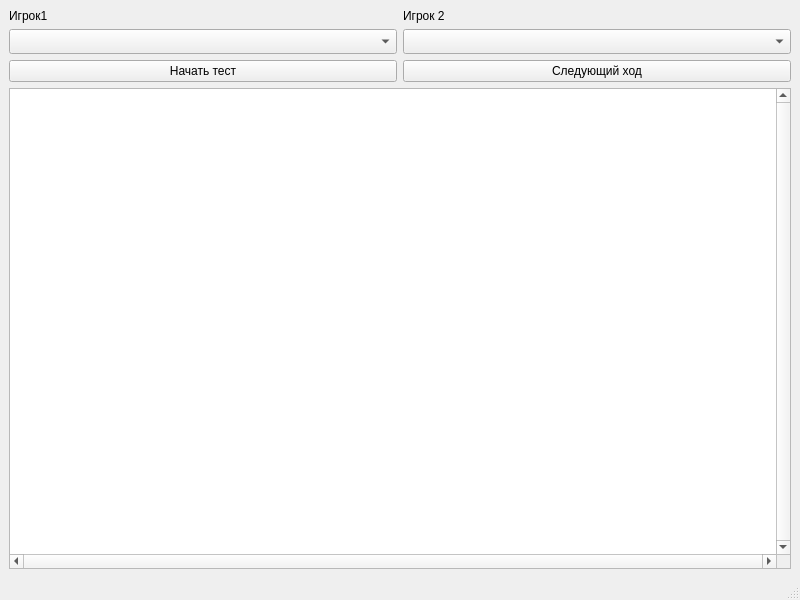
Before: the Qt Designer form step_fighter.ui in Lostinlongfile/Xox, drawn with Qt 5.
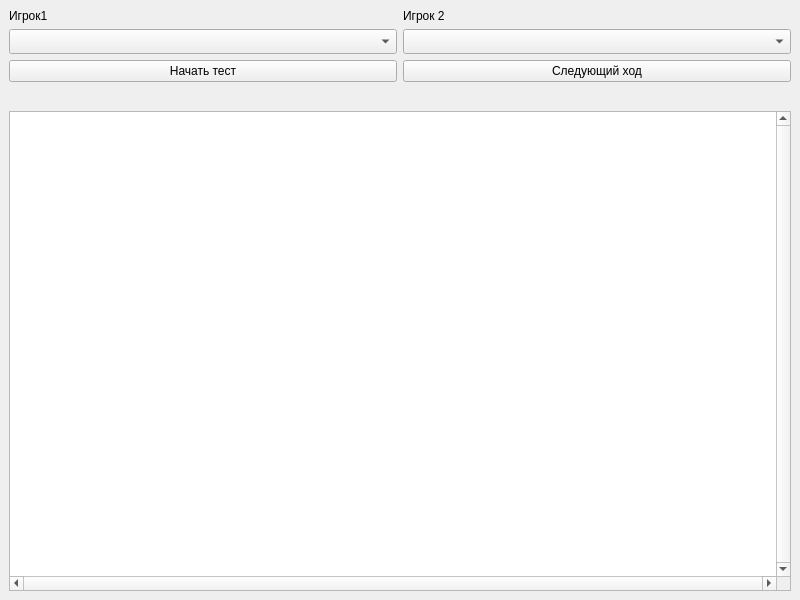
After: the same form once the commit is applied.

What changed in the file:
```diff
--- a/step_fighter.ui
+++ b/step_fighter.ui
@@ -68,7 +68,7 @@
       </property>
      </widget>
     </item>
-    <item row="4" column="0" colspan="2">
+    <item row="5" column="0" colspan="2">
      <widget class="QGraphicsView" name="graphicsView">
       <property name="verticalScrollBarPolicy">
        <enum>Qt::ScrollBarAlwaysOn</enum>
@@ -85,19 +85,23 @@
       </property>
      </widget>
     </item>
+    <item row="4" column="0" colspan="2">
+     <widget class="QLabel" name="label">
+      <property name="font">
+       <font>
+        <pointsize>11</pointsize>
+       </font>
+      </property>
+      <property name="text">
+       <string/>
+      </property>
+      <property name="alignment">
+       <set>Qt::AlignCenter</set>
+      </property>
+     </widget>
+    </item>
    </layout>
   </widget>
-  <widget class="QMenuBar" name="menubar">
-   <property name="geometry">
-    <rect>
-     <x>0</x>
-     <y>0</y>
-     <width>800</width>
-     <height>20</height>
-    </rect>
-   </property>
-  </widget>
-  <widget class="QStatusBar" name="statusbar"/>
  </widget>
  <resources/>
  <connections/>
```
